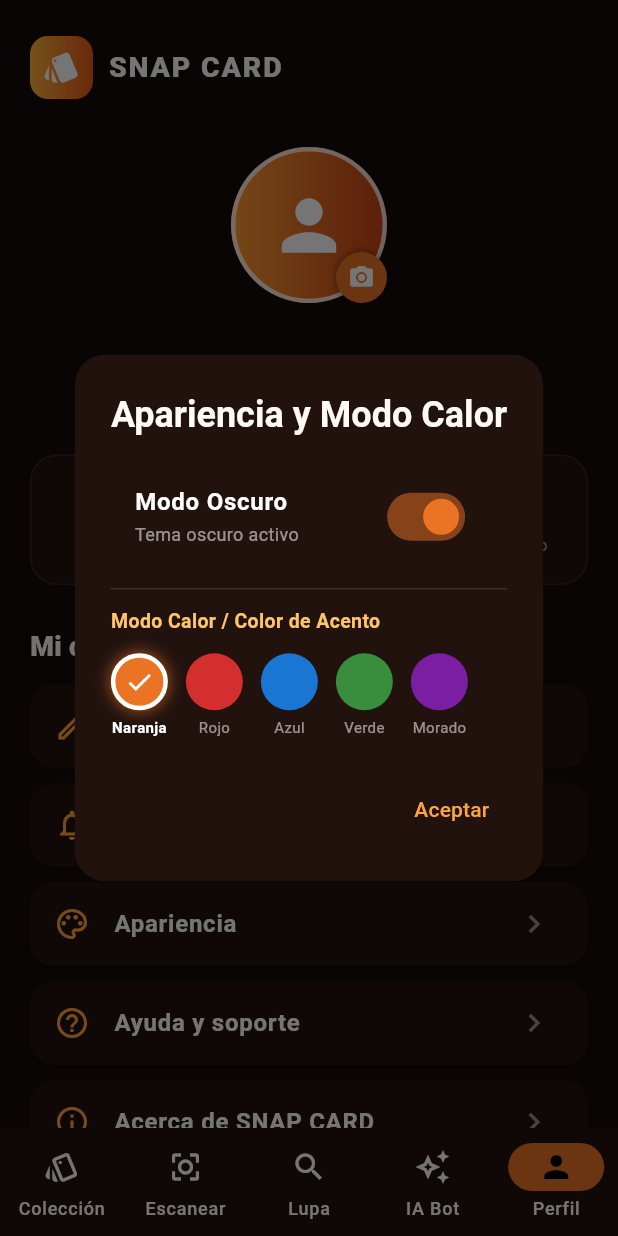
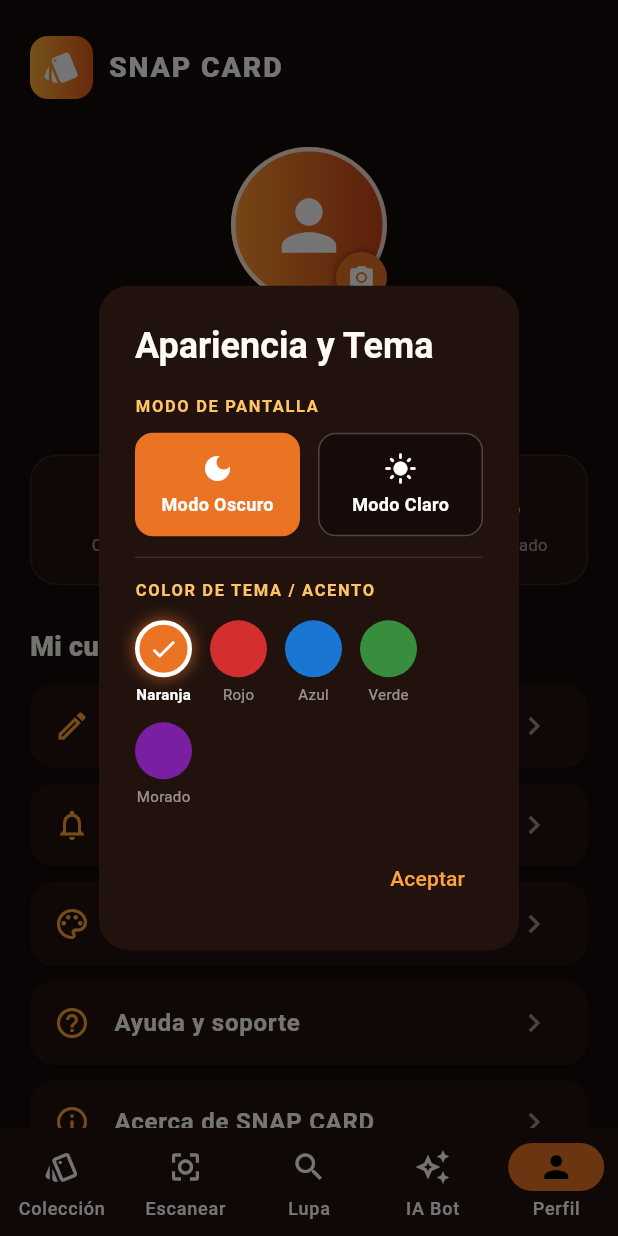
Before and after one commit to TSronal400/snap-card-backend, a Flutter app: the SnapCardHome screen opened directly, item 5 of the bottom bar chosen, after a tap on "Apariencia", on a phone screen of 412 x 824 dp. Run offline on Flutter 3.47's test engine with Material 3 defaults, Android fonts, the phone set to English and light mode, and no system bars; our stand-ins replace image_picker, shared_preferences; accounts and stored records are empty; network calls fail; Roboto replaces fonts that are missing (Arial).

Commit message:
Actualizar dialogo de Apariencia con selecciones explicitas de Modo Oscuro, Modo Claro y Modo Calor

```diff
--- a/lib/main.dart
+++ b/lib/main.dart
@@ -2954,34 +2954,91 @@ class _ProfileScreenState extends State<ProfileScreen> {
               backgroundColor: const Color(0xFF21120E),
               shape: RoundedRectangleBorder(borderRadius: BorderRadius.circular(20)),
               title: const Text(
-                'Apariencia y Modo Calor',
+                'Apariencia y Tema',
                 style: TextStyle(color: Color(0xFFFFFAF3), fontWeight: FontWeight.bold),
               ),
               content: Column(
                 mainAxisSize: MainAxisSize.min,
                 crossAxisAlignment: CrossAxisAlignment.start,
                 children: [
-                  SwitchListTile(
-                    activeColor: currentTheme.primaryColor,
-                    title: const Text('Modo Oscuro', style: TextStyle(color: Colors.white, fontWeight: FontWeight.w600)),
-                    subtitle: Text(
-                      isDark ? 'Tema oscuro activo' : 'Tema claro activo',
-                      style: const TextStyle(color: Colors.white54, fontSize: 12),
-                    ),
-                    value: isDark,
-                    onChanged: (val) {
-                      setDialogState(() {
-                        isDark = val;
-                      });
-                      final updated = currentTheme.copyWith(isDarkMode: val);
-                      appThemeNotifier.value = updated;
-                      ApiService.updateSettings(darkMode: val);
-                    },
-                  ),
-                  const Divider(color: Colors.white12, height: 24),
                   const Text(
-                    'Modo Calor / Color de Acento',
-                    style: TextStyle(color: Color(0xFFFFC564), fontSize: 13, fontWeight: FontWeight.bold),
+                    'MODO DE PANTALLA',
+                    style: TextStyle(color: Color(0xFFFFC564), fontSize: 11, fontWeight: FontWeight.bold, letterSpacing: 1.1),
+                  ),
+                  const SizedBox(height: 10),
+                  Row(
+                    children: [
+                      Expanded(
+                        child: InkWell(
+                          onTap: () {
+                            setDialogState(() {
+                              isDark = true;
+                            });
+                            final updated = currentTheme.copyWith(isDarkMode: true);
+                            appThemeNotifier.value = updated;
+                            ApiService.updateSettings(darkMode: true);
+                          },
+                          child: Container(
+                            padding: const EdgeInsets.symmetric(vertical: 12),
+                            decoration: BoxDecoration(
+                              color: isDark ? currentTheme.primaryColor : const Color(0xFF160B08),
+                              borderRadius: BorderRadius.circular(12),
+                              border: Border.all(
+                                color: isDark ? currentTheme.primaryColor : Colors.white24,
+                              ),
+                            ),
+                            child: const Column(
+                              children: [
+                                Icon(Icons.dark_mode, color: Colors.white, size: 22),
+                                SizedBox(height: 4),
+                                Text(
+                                  'Modo Oscuro',
+                                  style: TextStyle(color: Colors.white, fontSize: 12, fontWeight: FontWeight.bold),
+                                ),
+                              ],
+                            ),
+                          ),
+                        ),
+                      ),
+                      const SizedBox(width: 12),
+                      Expanded(
+                        child: InkWell(
+                          onTap: () {
+                            setDialogState(() {
+                              isDark = false;
+                            });
+                            final updated = currentTheme.copyWith(isDarkMode: false);
+                            appThemeNotifier.value = updated;
+                            ApiService.updateSettings(darkMode: false);
+                          },
+                          child: Container(
+                            padding: const EdgeInsets.symmetric(vertical: 12),
+                            decoration: BoxDecoration(
+                              color: !isDark ? currentTheme.primaryColor : const Color(0xFF160B08),
+                              borderRadius: BorderRadius.circular(12),
+                              border: Border.all(
+                                color: !isDark ? currentTheme.primaryColor : Colors.white24,
+                              ),
+                            ),
+                            child: const Column(
+                              children: [
+                                Icon(Icons.light_mode, color: Colors.white, size: 22),
+                                SizedBox(height: 4),
+                                Text(
+                                  'Modo Claro',
+                                  style: TextStyle(color: Colors.white, fontSize: 12, fontWeight: FontWeight.bold),
+                                ),
+                              ],
+                            ),
+                          ),
+                        ),
+                      ),
+                    ],
+                  ),
+                  const Divider(color: Colors.white12, height: 28),
+                  const Text(
+                    'COLOR DE TEMA / ACENTO',
+                    style: TextStyle(color: Color(0xFFFFC564), fontSize: 11, fontWeight: FontWeight.bold, letterSpacing: 1.1),
                   ),
                   const SizedBox(height: 12),
                   Wrap(
@@ -3024,7 +3081,7 @@ class _ProfileScreenState extends State<ProfileScreen> {
                                         )
                                       ]
                                     : null,
-                                ),
+                              ),
                               child: isSelected
                                   ? const Icon(Icons.check, color: Colors.white, size: 20)
                                   : null,
```
